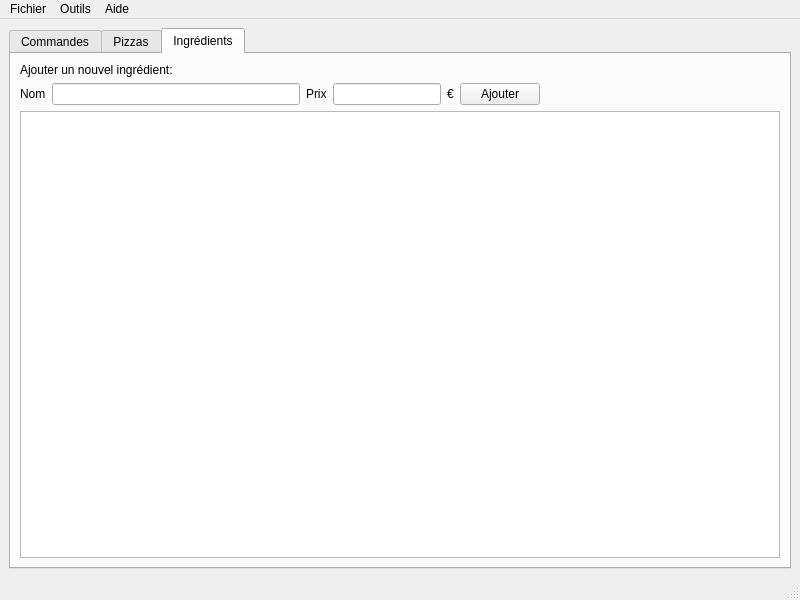
This is view/mainwindow.ui in Guerano/OkPizza as Qt 5 draws it before an edit. The edited form follows.
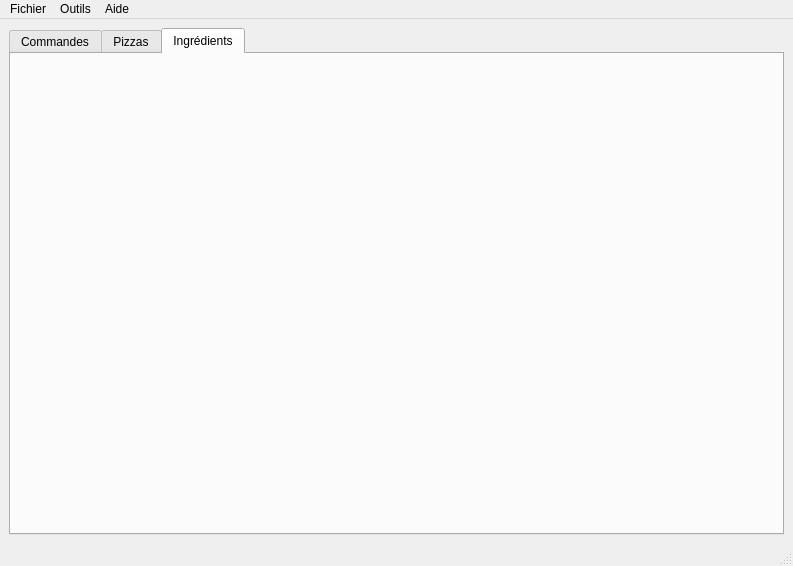
This is the edited form. Custom widgets are drawn as their Qt base class.

What changed in the file:
```diff
--- a/view/mainwindow.ui
+++ b/view/mainwindow.ui
@@ -6,8 +6,8 @@
    <rect>
     <x>0</x>
     <y>0</y>
-    <width>800</width>
-    <height>600</height>
+    <width>793</width>
+    <height>566</height>
    </rect>
   </property>
   <property name="windowTitle">
@@ -60,108 +60,7 @@
        <attribute name="title">
         <string>Ingrédients</string>
        </attribute>
-       <layout class="QGridLayout" name="gridLayout_2">
-        <item row="0" column="0">
-         <layout class="QVBoxLayout" name="ingredientsverticalLayout">
-          <item>
-           <widget class="QLabel" name="label_3">
-            <property name="text">
-             <string>Ajouter un nouvel ingrédient:</string>
-            </property>
-           </widget>
-          </item>
-          <item>
-           <layout class="QHBoxLayout" name="newIngredienthorizontalLayout">
-            <item>
-             <layout class="QFormLayout" name="newIngredientNameformLayout">
-              <item row="0" column="1">
-               <widget class="QLineEdit" name="newIngredientNameLineEdit">
-                <property name="minimumSize">
-                 <size>
-                  <width>120</width>
-                  <height>0</height>
-                 </size>
-                </property>
-               </widget>
-              </item>
-              <item row="0" column="0">
-               <widget class="QLabel" name="newIngredientNameLabel">
-                <property name="text">
-                 <string>Nom</string>
-                </property>
-               </widget>
-              </item>
-             </layout>
-            </item>
-            <item>
-             <layout class="QHBoxLayout" name="newIngredientPricehorizontalLayout">
-              <item>
-               <widget class="QLabel" name="newIngredientPriceLabel">
-                <property name="text">
-                 <string>Prix</string>
-                </property>
-               </widget>
-              </item>
-              <item>
-               <widget class="QLineEdit" name="newIngredientPricelineEdit"/>
-              </item>
-              <item>
-               <widget class="QLabel" name="label_4">
-                <property name="text">
-                 <string>€</string>
-                </property>
-               </widget>
-              </item>
-              <item>
-               <widget class="QPushButton" name="addIngredientButton">
-                <property name="text">
-                 <string>Ajouter</string>
-                </property>
-               </widget>
-              </item>
-              <item>
-               <spacer name="horizontalSpacer_2">
-                <property name="orientation">
-                 <enum>Qt::Horizontal</enum>
-                </property>
-                <property name="sizeHint" stdset="0">
-                 <size>
-                  <width>120</width>
-                  <height>20</height>
-                 </size>
-                </property>
-               </spacer>
-              </item>
-              <item>
-               <spacer name="horizontalSpacer">
-                <property name="orientation">
-                 <enum>Qt::Horizontal</enum>
-                </property>
-                <property name="sizeHint" stdset="0">
-                 <size>
-                  <width>120</width>
-                  <height>20</height>
-                 </size>
-                </property>
-               </spacer>
-              </item>
-             </layout>
-            </item>
-           </layout>
-          </item>
-         </layout>
-        </item>
-        <item row="1" column="0">
-         <widget class="QTableView" name="ingredientsTableView">
-          <property name="alternatingRowColors">
-           <bool>true</bool>
-          </property>
-          <property name="sortingEnabled">
-           <bool>true</bool>
-          </property>
-         </widget>
-        </item>
-       </layout>
+       <layout class="QGridLayout" name="gridLayout_2"/>
       </widget>
      </widget>
     </item>
@@ -172,7 +71,7 @@
     <rect>
      <x>0</x>
      <y>0</y>
-     <width>800</width>
+     <width>793</width>
      <height>20</height>
     </rect>
    </property>
@@ -197,6 +96,14 @@
   </widget>
   <widget class="QStatusBar" name="statusbar"/>
  </widget>
+ <customwidgets>
+  <customwidget>
+   <class>IngredientsViewer</class>
+   <extends>QWidget</extends>
+   <header>view/IngredientsViewer.hpp</header>
+   <container>1</container>
+  </customwidget>
+ </customwidgets>
  <resources/>
  <connections/>
 </ui>
```
Left out of the diff: 2 changed lines with no effect on the pictures.
